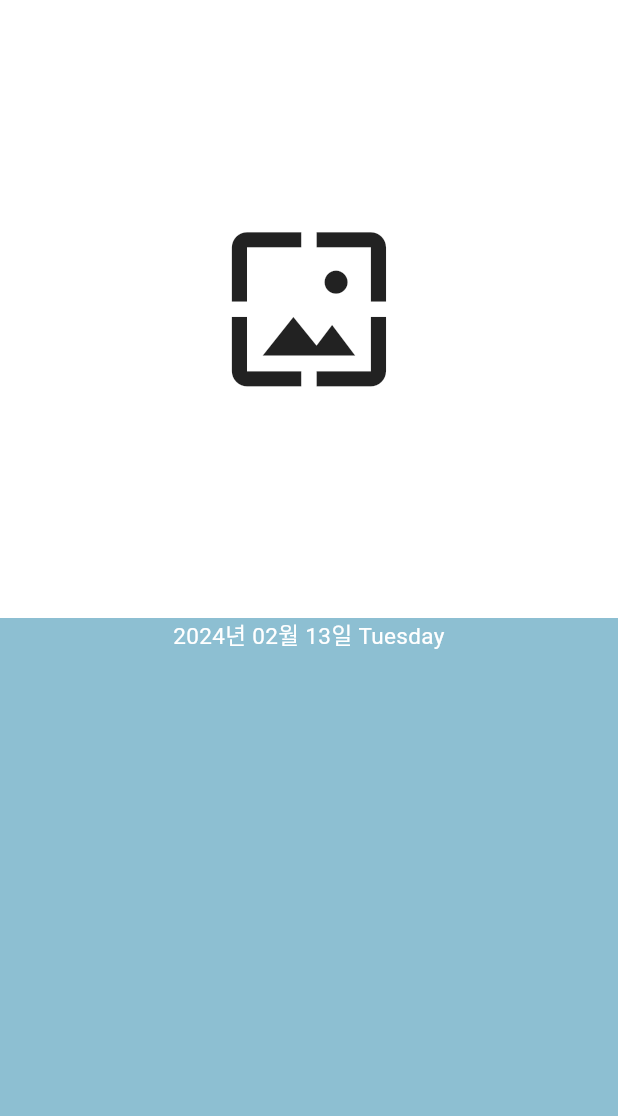
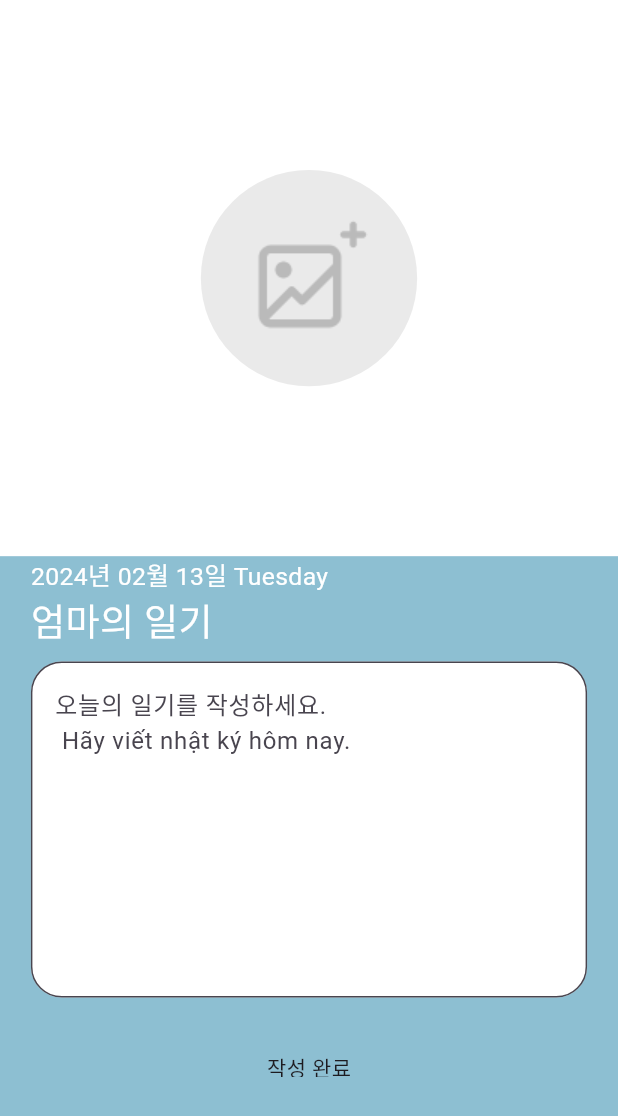
Before and after one commit to Dara-Kim/Front_Flutter, a Flutter app: the Upload screen opened directly, on a phone screen of 412 x 824 dp. Shown: the top 1116 px of the screen. Run offline on Flutter 3.47's test engine with Material 3 defaults, Android fonts, the light colour scheme and no system bars; our stand-ins replace image_picker; network calls fail.

Commit message:
REFACTOR/ParentDiaryPost: 전반적인 부모 일기 작성 페이지 수정, NavBar 오류 작업 필요

```diff
--- a/Dasori/lib/screens/diary/parent_diary_upload.dart
+++ b/Dasori/lib/screens/diary/parent_diary_upload.dart
@@ -2,7 +2,7 @@ import 'dart:io';
 import 'package:flutter/material.dart';
 import 'package:flutter/services.dart';
 import 'package:image_picker/image_picker.dart';
-import 'package:intl/intl.dart';
+import 'package:intl/intl.dart'; // 날짜 형식을 사용하기 위한 패키지
 
 class Upload extends StatefulWidget {
   const Upload({Key? key}) : super(key: key);
@@ -26,44 +26,113 @@ class _UploadState extends State<Upload> {
 
   // 이미지를 보여주는 위젯
   Widget showImage() {
+    final width = MediaQuery.of(context).size.width;
+    final height = MediaQuery.of(context).size.height;
+
     return GestureDetector(
       onTap: () {
         getImage(ImageSource.gallery);
       },
       child: Container(
         color: const Color(0xffffffff),
-        width: MediaQuery.of(context).size.width,
-        height: MediaQuery.of(context).size.height * 0.5,
-        child: Center(
-          child: _image == null
-              ? Icon(Icons.wallpaper, size: MediaQuery.of(context).size.height * 0.15)
-              : Image.file(File(_image!.path),
-              width: MediaQuery.of(context).size.width,
-              height: MediaQuery.of(context).size.height * 0.5,
-              fit: BoxFit.cover,
+        width: width,
+        height: height * 0.45,
+        child: _image == null
+            ? Center(
+            child: Container(
+                width: width * 0.35,
+                height: height * 0.35,
+                decoration: const BoxDecoration(
+                  shape: BoxShape.circle,
+                  color: Color(0xffEAEAEA),
+                ),
+                child: InkWell(
+                  child: Image.asset("assets/gallery.png"),
+                )
+            )
+        ) : Image.file(File(_image!.path)),),
+    );
+  }
+
+  Widget inputText() {
+    final width = MediaQuery.of(context).size.width;
+    final height = MediaQuery.of(context).size.height;
+
+    return Container(
+      color: const Color(0xff8DBFD2),
+      width: width,
+      height: height * 0.55,
+      child: Column(
+        children: [
+          Row(
+            children: [
+              SizedBox(width: width * 0.05),
+              Text(
+                  DateFormat('yyyy년 MM월 dd일 EEEE').format(DateTime.now()),
+                  textAlign: TextAlign.start,
+                  style: TextStyle(
+                    color: Colors.white,
+                    fontSize: height * 0.02,
+                  )
+              ),
+            ],
+          ),
+          Row(
+            children: [
+              SizedBox(width: width * 0.05),
+              Text(
+                "엄마의 일기",
+                textAlign: TextAlign.start,
+                style: TextStyle(
+                  color: Colors.white,
+                  fontSize: height * 0.03,
+                )
+              ),
+            ]
+          ),
+          diaryWrite(),
+          writeDone()
+        ],
+      ),
+    );
+  }
+
+  Widget diaryWrite() {
+    final width = MediaQuery.of(context).size.width;
+    final height = MediaQuery.of(context).size.height;
+    final maxLines = 8;
+
+    return Padding(
+      padding: EdgeInsets.symmetric(horizontal: width * 0.05, vertical: height * 0.01),
+      // TextField 스크롤 되도록 바꾸기
+      child: Container(
+        width: width, // <-- TextField width
+        height: height * 0.3, // <-- TextField height
+        child: TextField(
+          maxLines: maxLines,
+          keyboardType: TextInputType.multiline,
+          decoration: InputDecoration(
+            fillColor: Colors.white,
+            filled: true,
+            hintText: "오늘의 일기를 작성하세요. \n Hãy viết nhật ký hôm nay.",
+            border: OutlineInputBorder(
+              borderRadius: BorderRadius.circular(width * 0.05),
+              ),
           ),
         ),
       ),
     );
   }
 
-  Widget inputText() {
+  Widget writeDone() {
+    final width = MediaQuery.of(context).size.width;
+    final height = MediaQuery.of(context).size.height;
+
     return Container(
-      color: const Color(0xff8DBFD2),
-      width: MediaQuery.of(context).size.width,
-      height: MediaQuery.of(context).size.height * 0.5,
-      child: Column(
-        children: [
-          Text(
-              DateFormat('yyyy년 MM월 dd일 EEEE').format(DateTime.now()),
-              textAlign: TextAlign.end,
-              style: TextStyle(
-                color: Colors.white,
-                fontSize:15,
-              )
-          ),
-
-        ],
+      height: height * 0.02,
+        margin: EdgeInsets.all(5),
+        child: Center(
+          child: Text('작성 완료'),
         ),
       );
   }
@@ -75,14 +144,20 @@ class _UploadState extends State<Upload> {
         [DeviceOrientation.portraitUp, DeviceOrientation.portraitDown]);
 
     return Scaffold(
+        // 키보드 overflow 방지
+        // resizeToAvoidBottomInset: false,
         backgroundColor: const Color(0xfff4f3f9),
-        body: Column(
-          children: [
-            showImage(),
-            inputText(),
-          ],
+        body: SingleChildScrollView(
+          child:
+            Column(
+              mainAxisAlignment: MainAxisAlignment.start,
+              children: [
+                showImage(),
+                inputText(),
+              ],
+            )
+        )
 
-        )
     );
   }
 }
--- a/Dasori/pubspec.yaml
+++ b/Dasori/pubspec.yaml
@@ -69,6 +69,7 @@ flutter:
     - assets/dasol.png
     - assets/imageC.png
     - assets/imageP.png
+    - assets/gallery.png
   # An image asset can refer to one or more resolution-specific "variants", see
   # https://flutter.dev/assets-and-images/#resolution-aware
 
```
Also changed, not shown: Dasori/lib/screens/diary/child_diary_camera.dart (+54 -37 lines), Dasori/lib/widgets/navigation_bar.dart (+6 -3 lines), Dasori/assets/gallery.png (added).
